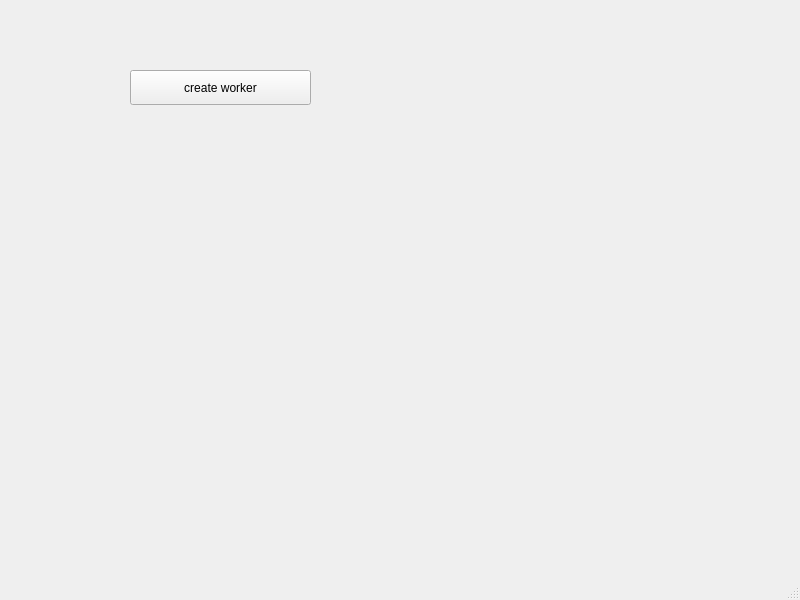
First picture: the form in gui/mainwindow.ui, repository willfindlay/snoopy, before the edit.
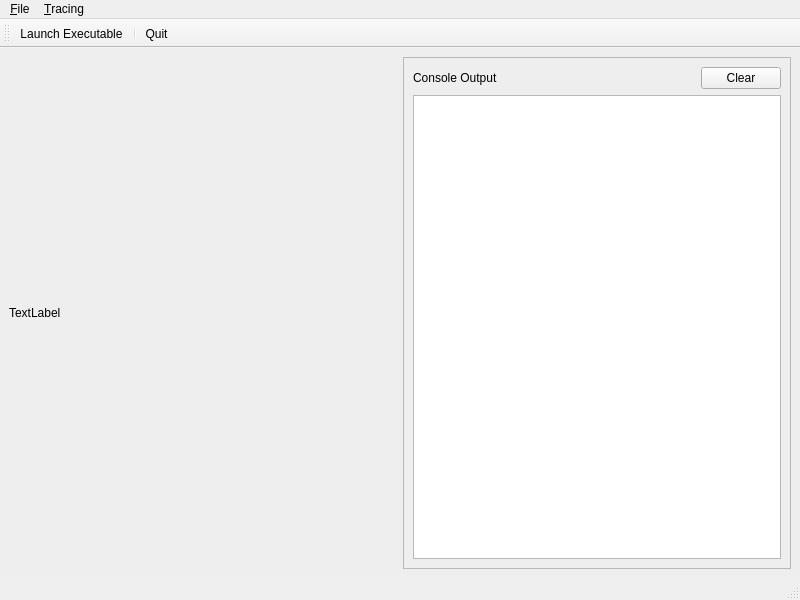
Second picture: the form after the edit. Icons and pictures are not drawn.

Commit message: started getting console output working

Patch:
```diff
--- a/gui/mainwindow.ui
+++ b/gui/mainwindow.ui
@@ -11,22 +11,94 @@
    </rect>
   </property>
   <property name="windowTitle">
-   <string>MainWindow</string>
+   <string>snoopy</string>
+  </property>
+  <property name="windowIcon">
+   <iconset resource="resources.qrc">
+    <normaloff>:/img/assets/img/snoopy.png</normaloff>:/img/assets/img/snoopy.png</iconset>
+  </property>
+  <property name="styleSheet">
+   <string notr="true"/>
   </property>
   <widget class="QWidget" name="centralwidget">
-   <widget class="QPushButton" name="start_worker_button">
-    <property name="geometry">
-     <rect>
-      <x>130</x>
-      <y>70</y>
-      <width>181</width>
-      <height>35</height>
-     </rect>
-    </property>
-    <property name="text">
-     <string>create worker</string>
-    </property>
-   </widget>
+   <property name="styleSheet">
+    <string notr="true">#centralwidget{
+background: #eee;
+background-image: url(:/img/assets/img/snoopy.png);
+background-repeat: no-repeat;
+background-position: bottom left;
+}</string>
+   </property>
+   <layout class="QGridLayout" name="gridLayout">
+    <item row="0" column="1">
+     <widget class="QFrame" name="frame">
+      <property name="sizePolicy">
+       <sizepolicy hsizetype="Preferred" vsizetype="Preferred">
+        <horstretch>1</horstretch>
+        <verstretch>0</verstretch>
+       </sizepolicy>
+      </property>
+      <property name="frameShape">
+       <enum>QFrame::StyledPanel</enum>
+      </property>
+      <property name="frameShadow">
+       <enum>QFrame::Raised</enum>
+      </property>
+      <layout class="QGridLayout" name="gridLayout_2">
+       <item row="0" column="0">
+        <layout class="QHBoxLayout" name="horizontalLayout">
+         <property name="topMargin">
+          <number>0</number>
+         </property>
+         <item>
+          <widget class="QLabel" name="label">
+           <property name="text">
+            <string>Console Output</string>
+           </property>
+          </widget>
+         </item>
+         <item>
+          <spacer name="horizontalSpacer">
+           <property name="orientation">
+            <enum>Qt::Horizontal</enum>
+           </property>
+           <property name="sizeHint" stdset="0">
+            <size>
+             <width>40</width>
+             <height>20</height>
+            </size>
+           </property>
+          </spacer>
+         </item>
+         <item>
+          <widget class="QPushButton" name="clear_console_button">
+           <property name="text">
+            <string>Clear</string>
+           </property>
+          </widget>
+         </item>
+        </layout>
+       </item>
+       <item row="2" column="0">
+        <widget class="QPlainTextEdit" name="console_output"/>
+       </item>
+      </layout>
+     </widget>
+    </item>
+    <item row="0" column="0">
+     <widget class="QLabel" name="label_2">
+      <property name="sizePolicy">
+       <sizepolicy hsizetype="Preferred" vsizetype="Preferred">
+        <horstretch>1</horstretch>
+        <verstretch>0</verstretch>
+       </sizepolicy>
+      </property>
+      <property name="text">
+       <string>TextLabel</string>
+      </property>
+     </widget>
+    </item>
+   </layout>
   </widget>
   <widget class="QMenuBar" name="menubar">
    <property name="geometry">
@@ -37,8 +109,64 @@
      <height>29</height>
     </rect>
    </property>
+   <widget class="QMenu" name="menu_File">
+    <property name="title">
+     <string>&amp;File</string>
+    </property>
+    <addaction name="action_Launch_Executable"/>
+    <addaction name="separator"/>
+    <addaction name="action_Quit"/>
+   </widget>
+   <widget class="QMenu" name="menu_Tracing">
+    <property name="title">
+     <string>&amp;Tracing</string>
+    </property>
+   </widget>
+   <addaction name="menu_File"/>
+   <addaction name="menu_Tracing"/>
   </widget>
   <widget class="QStatusBar" name="statusbar"/>
+  <widget class="QToolBar" name="toolBar">
+   <property name="windowTitle">
+    <string>toolBar</string>
+   </property>
+   <property name="toolButtonStyle">
+    <enum>Qt::ToolButtonTextBesideIcon</enum>
+   </property>
+   <attribute name="toolBarArea">
+    <enum>TopToolBarArea</enum>
+   </attribute>
+   <attribute name="toolBarBreak">
+    <bool>false</bool>
+   </attribute>
+   <addaction name="action_Launch_Executable"/>
+   <addaction name="separator"/>
+   <addaction name="action_Quit"/>
+  </widget>
+  <action name="action_Launch_Executable">
+   <property name="icon">
+    <iconset resource="resources.qrc">
+     <normaloff>:/img/assets/img/icons8-launch-96.png</normaloff>:/img/assets/img/icons8-launch-96.png</iconset>
+   </property>
+   <property name="text">
+    <string>&amp;Launch Executable</string>
+   </property>
+   <property name="shortcut">
+    <string>Ctrl+E</string>
+   </property>
+  </action>
+  <action name="action_Quit">
+   <property name="icon">
+    <iconset resource="resources.qrc">
+     <normaloff>:/img/assets/img/icons8-shutdown-96.png</normaloff>:/img/assets/img/icons8-shutdown-96.png</iconset>
+   </property>
+   <property name="text">
+    <string>&amp;Quit</string>
+   </property>
+   <property name="shortcut">
+    <string>Ctrl+Q</string>
+   </property>
+  </action>
  </widget>
  <resources>
   <include location="resources.qrc"/>
```
Left out of the diff: 19 changed lines with no effect on the pictures. The commit also changes 11 other files.
